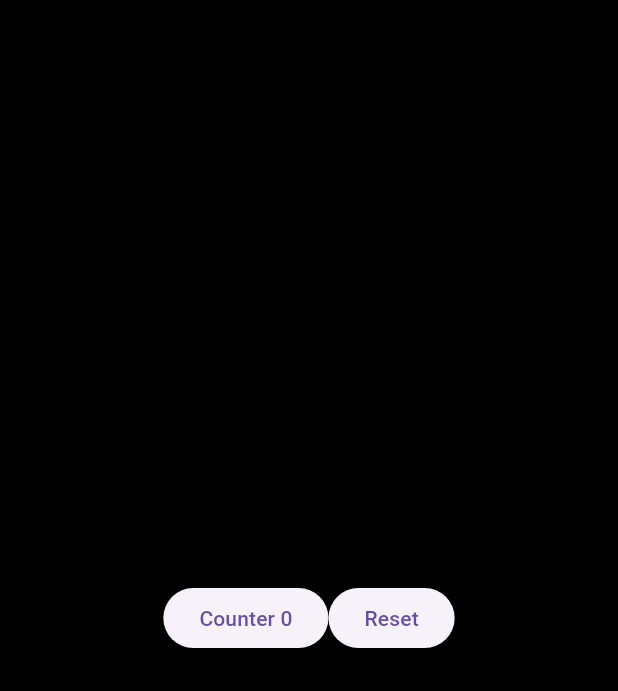
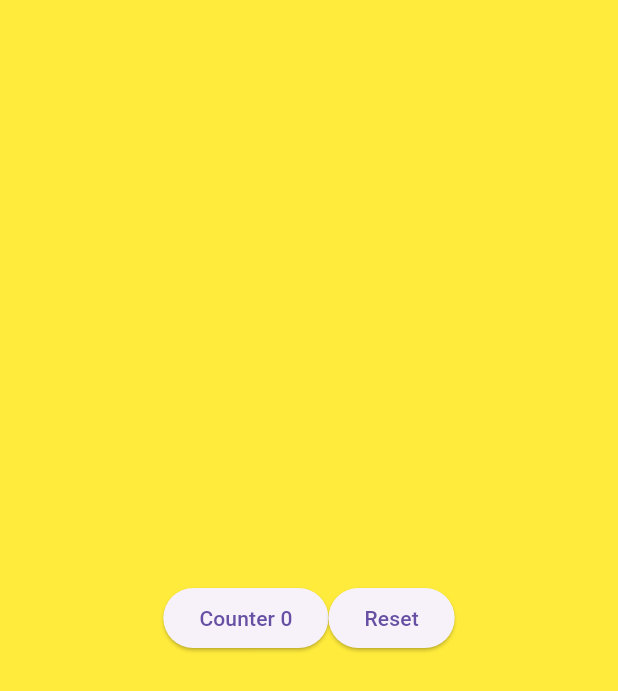
Before and after one commit to yhan0704/FlutterPractice, a Flutter app: the screen it shows after launch, on a phone screen of 412 x 824 dp. Shown: the top 691 px of the screen. Run offline on Flutter 3.47's test engine with Material 3 defaults, Android fonts, the phone set to English and light mode, and no system bars; our stand-ins replace bloc, flutter_bloc.

```diff
--- a/lib/cubits/background_color/background_color_cubit.dart
+++ b/lib/cubits/background_color/background_color_cubit.dart
@@ -1,9 +1,27 @@
+import 'dart:async';
 import 'package:bloc/bloc.dart';
-import 'package:equatable/equatable.dart';
 import 'package:flutter/material.dart';
+import 'package:my_first_app/cubits/counter/counter_cubit.dart';
 
 part 'background_color_state.dart';
 
 class BackgroundColorCubit extends Cubit<BackgroundColorState> {
-  BackgroundColorCubit() : super(BackgroundColorState.initial());
+  late final StreamSubscription colorSubscription;
+  final CounterCubit counterCubit;
+  BackgroundColorCubit({required this.counterCubit})
+      : super(BackgroundColorState.initial()) {
+    colorSubscription = counterCubit.stream.listen((CounterState counterState) {
+      if (counterState.counter % 2 == 0) {
+        emit(state.copyWith(backgroundColor: Colors.yellow));
+      } else {
+        emit(state.copyWith(backgroundColor: Colors.black));
+      }
+    });
+  }
+
+  @override
+  Future<void> close() {
+    colorSubscription.cancel();
+    return super.close();
+  }
 }
--- a/lib/cubits/background_color/background_color_state.dart
+++ b/lib/cubits/background_color/background_color_state.dart
@@ -16,7 +16,7 @@ class BackgroundColorState {
   }
 
   factory BackgroundColorState.initial() {
-    return BackgroundColorState(backgroundColor: Colors.black);
+    return BackgroundColorState(backgroundColor: Colors.yellow);
   }
 
   @override
--- a/lib/main.dart
+++ b/lib/main.dart
@@ -14,11 +14,12 @@ class MyApp extends StatelessWidget {
   Widget build(BuildContext context) {
     return MultiBlocProvider(
         providers: [
-          BlocProvider<BackgroundColorCubit>(
-            create: (context) => BackgroundColorCubit(),
-          ),
           BlocProvider<CounterCubit>(
             create: (context) => CounterCubit(),
+          ),
+          BlocProvider<BackgroundColorCubit>(
+            create: (context) => BackgroundColorCubit(
+                counterCubit: context.read<CounterCubit>()),
           ),
         ],
         child: const MaterialApp(
```
